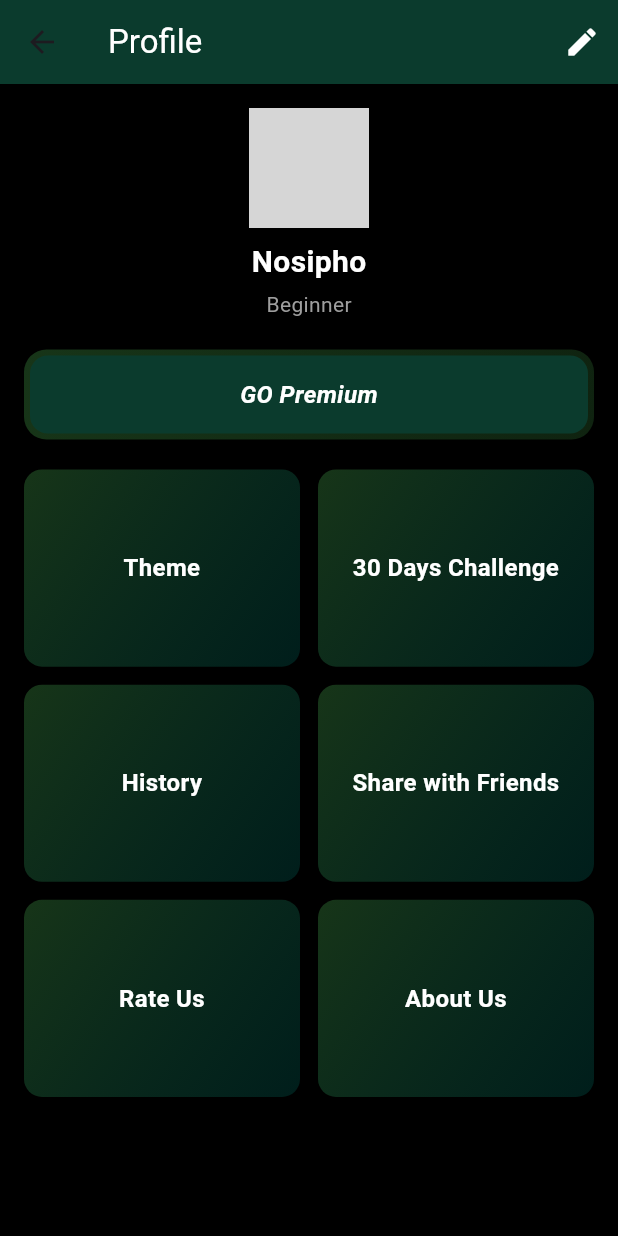
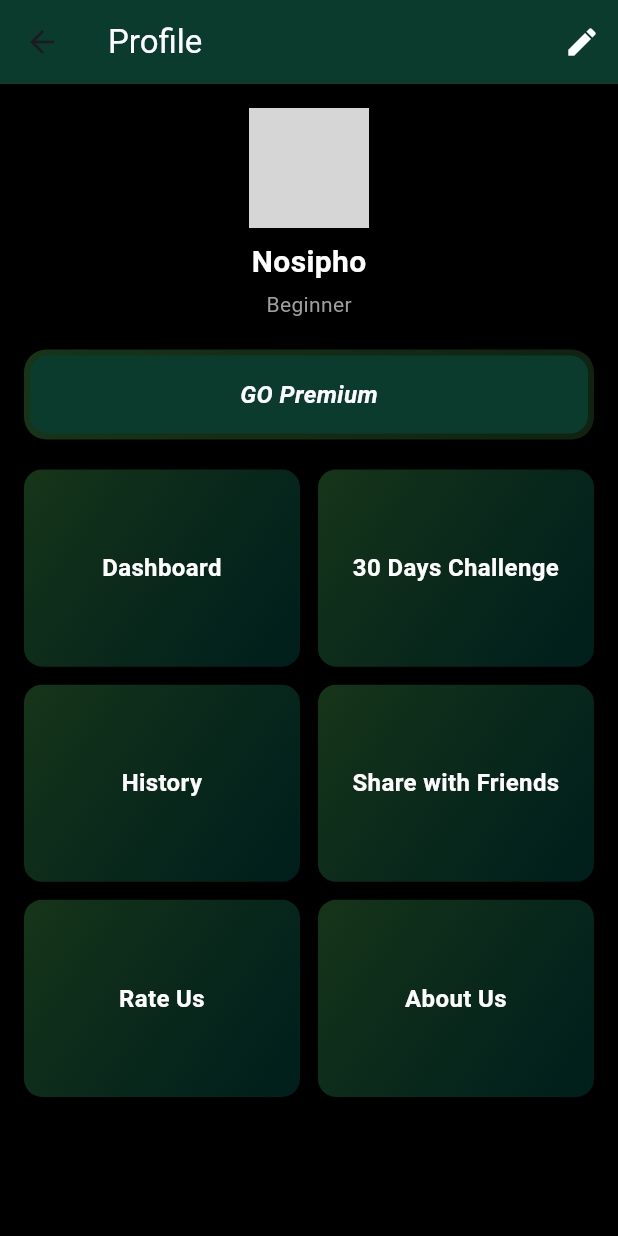
Before and after one commit to Nosie12/FitQuestSQLite, a Flutter app: the ProfileScreen screen opened by its route, on a phone screen of 412 x 824 dp. Run offline on Flutter 3.47's test engine with Material 3 defaults, Android fonts, the phone set to English and light mode, and no system bars; our stand-ins replace cloud_firestore, connectivity_plus, firebase_auth, firebase_core, geolocator, google_maps_flutter and 4 more; accounts and stored records are empty; grey boxes are pictures that could not be loaded.

Commit message:
updated profile features

```diff
--- a/lib/main.dart
+++ b/lib/main.dart
@@ -15,18 +15,13 @@ import 'package:flutter/material.dart';
 import 'package:provider/provider.dart';
 import 'package:fit_quest_final_project/domain/repository/sqlite_repository.dart';
 import 'package:fit_quest_final_project/domain/repository/firestore_run_repository.dart';
-import 'package:fit_quest_final_project/domain/repository/sync_manager.dart';
 import 'package:connectivity_plus/connectivity_plus.dart';
 import 'domain/repository/run_repo_manager.dart';
 import 'firebase_options.dart';
 import 'package:sqflite_common_ffi/sqflite_ffi.dart';
 import 'package:flutter/foundation.dart';
 import 'package:sqflite_common_ffi_web/sqflite_ffi_web.dart';
-import 'package:sqflite_common_ffi/sqflite_ffi.dart'; // For native platforms
-import 'package:sqflite_common_ffi_web/sqflite_ffi_web.dart'; // For web
-import 'package:flutter/foundation.dart'; // For kIsWeb check
 
-// Fix: Ensure SQLite is initialized correctly for web and mobile support
 void initSqfliteFfi() {
   if (kIsWeb) {
     databaseFactory = databaseFactoryFfiWeb;
--- a/lib/view/screens/home/profile_view.dart
+++ b/lib/view/screens/home/profile_view.dart
@@ -233,7 +233,7 @@ class _ProfileScreenState extends State<ProfileScreen> {
                 crossAxisSpacing: 12,
                 childAspectRatio: 1.4,
                 children: [
-                  _buildMenuCard(context, 'Theme', () {
+                  _buildMenuCard(context, 'Dashboard', () {
                     Navigator.pushNamed(context, '/theme');
                   }),
                   _buildMenuCard(context, '30 Days Challenge', () {
```
